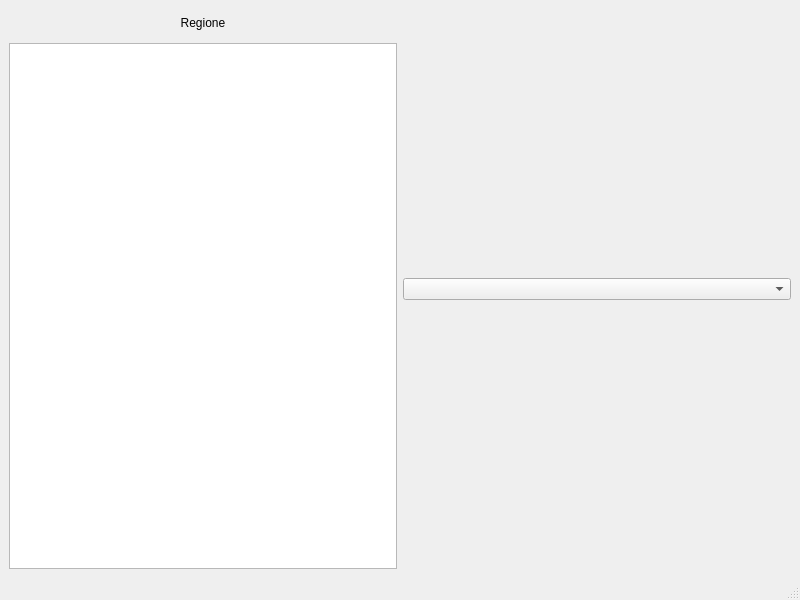
First picture: the form in datasummarywindow.ui, repository dvdmarchetti/pa-progetto-qt, before the edit.
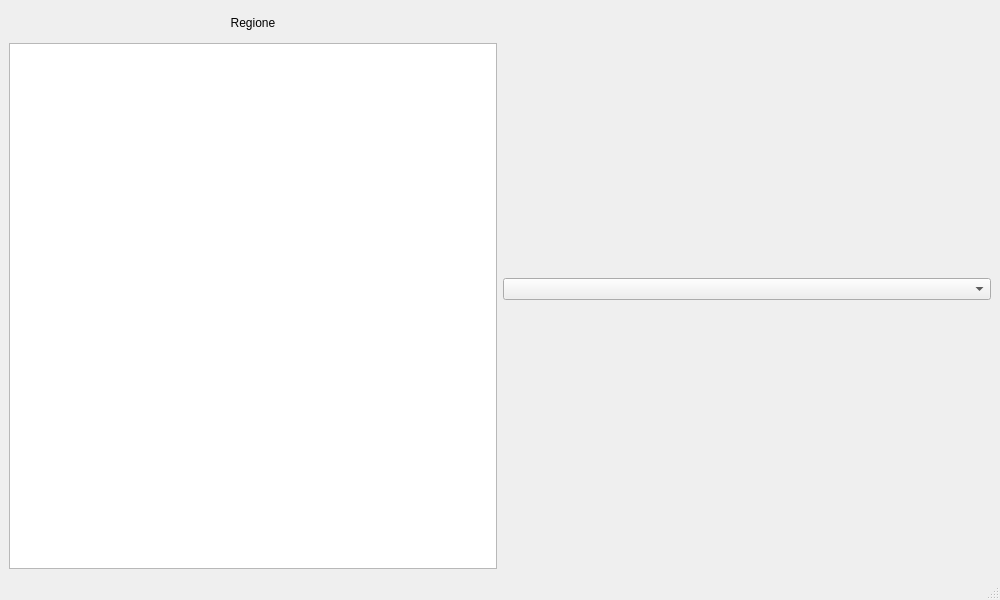
Second picture: the form after the edit.

Commit message: Added graphs to main window

```diff
--- a/datasummarywindow.ui
+++ b/datasummarywindow.ui
@@ -6,10 +6,16 @@
    <rect>
     <x>0</x>
     <y>0</y>
-    <width>800</width>
+    <width>1000</width>
     <height>600</height>
    </rect>
   </property>
+  <property name="minimumSize">
+   <size>
+    <width>1000</width>
+    <height>600</height>
+   </size>
+  </property>
   <property name="windowTitle">
    <string>MainWindow</string>
   </property>
@@ -58,7 +64,7 @@
         <item>
          <widget class="QComboBox" name="regionPicker">
           <property name="sizePolicy">
-           <sizepolicy hsizetype="Preferred" vsizetype="Fixed">
+           <sizepolicy hsizetype="Minimum" vsizetype="Fixed">
             <horstretch>20</horstretch>
             <verstretch>0</verstretch>
            </sizepolicy>
```
Left out of the diff: 4 changed lines with no effect on the pictures. The commit also changes 2 other files.
